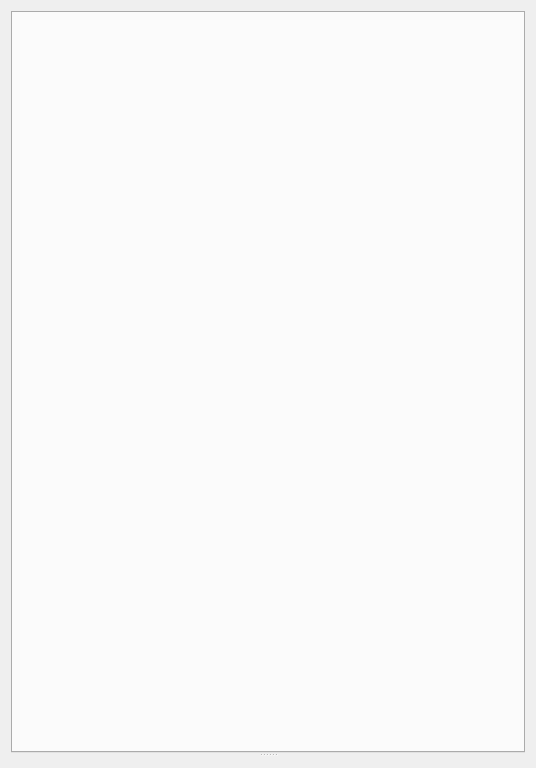
The window that lyse/subprocess_window.ui (labscript-suite/lyse) describes before a commit, drawn with Qt 5.
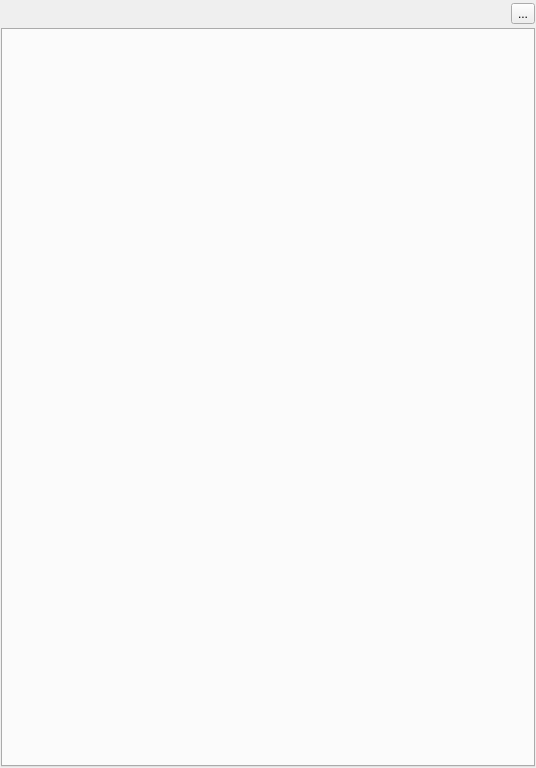
The same window after the commit. Icons and pictures are not drawn.

Commit message: Updated to have working hide/show button for the text box.

What changed in the file:
```diff
--- a/lyse/subprocess_window.ui
+++ b/lyse/subprocess_window.ui
@@ -18,78 +18,66 @@
     <normaloff>:/qtutils/custom/lyse.png</normaloff>:/qtutils/custom/lyse.png</iconset>
   </property>
   <property name="styleSheet">
-   <string notr="true">QPushButton {
-     border: none;
-     padding: 4px;
- }
-
-QPushButton:hover {
-     background-color: qlineargradient(x1: 0, y1: 0, x2: 0, y2: 1,
-                                       stop: 0 #f6f7fa, stop: 1 #dadbde);
-     border: 1px solid #8f8f91;
-     border-radius: 3px;
- }
-
- QPushButton:pressed {
-     background-color: qlineargradient(x1: 0, y1: 0, x2: 0, y2: 1,
-                                       stop: 0 #dadbde, stop: 1 #f6f7fa);
-     border: 1px solid #8f8f91;
-     border-radius: 3px;
- }
-
-QPushButton:checked {
-     background-color: #dadbde;
-     border: 1px solid #8f8f91;
-     border-radius: 3px;
- }
-
-QPushButton:hover:checked {
-     background-color: qlineargradient(x1: 0, y1: 0, x2: 0, y2: 1,
-                                       stop: 0 #dadbde, stop: 1 #f6f7fa);
-     border: 1px solid #8f8f91;
-     border-radius: 3px;
- }
-
-QToolButton {
-     border: none;
-     padding: 2px;
- }
-
-QToolButton:hover {
-     background-color: qlineargradient(x1: 0, y1: 0, x2: 0, y2: 1,
-                                       stop: 0 #f6f7fa, stop: 1 #dadbde);
-     border: 1px solid #8f8f91;
-     border-radius: 3px;
- }
-
- QToolButton:pressed {
-     background-color: qlineargradient(x1: 0, y1: 0, x2: 0, y2: 1,
-                                       stop: 0 #dadbde, stop: 1 #f6f7fa);
-     border: 1px solid #8f8f91;
-     border-radius: 3px;
- }
-
-QToolButton:checked {
-     background-color: #dadbde;
-     border: 1px solid #8f8f91;
-     border-radius: 3px;
- }
-
-QToolButton:hover:checked {
-     background-color: qlineargradient(x1: 0, y1: 0, x2: 0, y2: 1,
-                                       stop: 0 #dadbde, stop: 1 #f6f7fa);
-     border: 1px solid #8f8f91;
-     border-radius: 3px;
- }
-
-QGroupBox
-{
-    font-weight: bold;
-}</string>
+   <string notr="true"/>
   </property>
   <layout class="QVBoxLayout" name="verticalLayout">
+   <property name="spacing">
+    <number>1</number>
+   </property>
+   <property name="leftMargin">
+    <number>1</number>
+   </property>
+   <property name="topMargin">
+    <number>1</number>
+   </property>
+   <property name="rightMargin">
+    <number>1</number>
+   </property>
+   <property name="bottomMargin">
+    <number>1</number>
+   </property>
+   <item>
+    <layout class="QHBoxLayout" name="horizontalLayout">
+     <item>
+      <spacer name="horizontalSpacer">
+       <property name="orientation">
+        <enum>Qt::Horizontal</enum>
+       </property>
+       <property name="sizeHint" stdset="0">
+        <size>
+         <width>40</width>
+         <height>26</height>
+        </size>
+       </property>
+      </spacer>
+     </item>
+     <item>
+      <widget class="QToolButton" name="button_show_terminal">
+       <property name="toolTip">
+        <string>Show terminal output from the worker process(es)</string>
+       </property>
+       <property name="text">
+        <string>...</string>
+       </property>
+       <property name="icon">
+        <iconset>
+         <normaloff>:/qtutils/fugue/terminal.png</normaloff>:/qtutils/fugue/terminal.png</iconset>
+       </property>
+       <property name="checkable">
+        <bool>true</bool>
+       </property>
+      </widget>
+     </item>
+    </layout>
+   </item>
    <item>
     <widget class="QSplitter" name="splitter_bottom">
+     <property name="sizePolicy">
+      <sizepolicy hsizetype="Preferred" vsizetype="MinimumExpanding">
+       <horstretch>0</horstretch>
+       <verstretch>0</verstretch>
+      </sizepolicy>
+     </property>
      <property name="orientation">
       <enum>Qt::Vertical</enum>
      </property>
@@ -104,13 +92,6 @@
        <number>-1</number>
       </property>
      </widget>
-     <widget class="QWidget" name="">
-      <layout class="QVBoxLayout" name="verticalLayout_outputbox">
-       <property name="sizeConstraint">
-        <enum>QLayout::SetDefaultConstraint</enum>
-       </property>
-      </layout>
-     </widget>
     </widget>
    </item>
   </layout>
```
Left out of the diff: 3 changed lines with no effect on the pictures. The commit also changes 1 other file.
